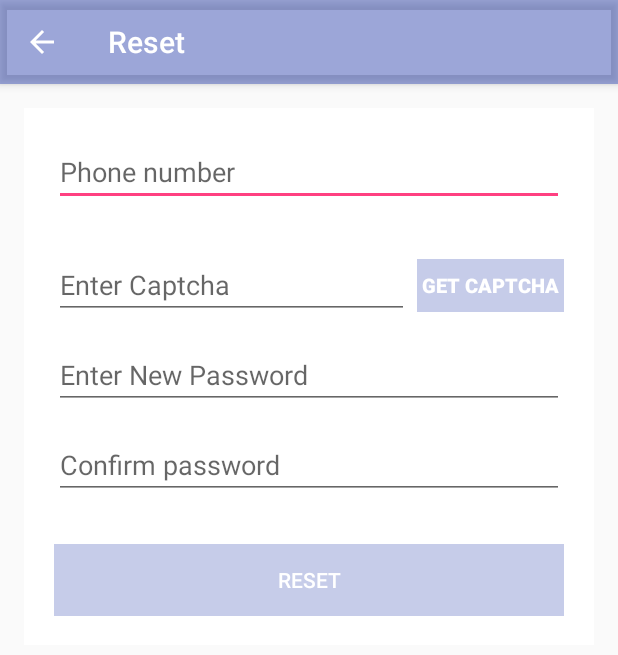
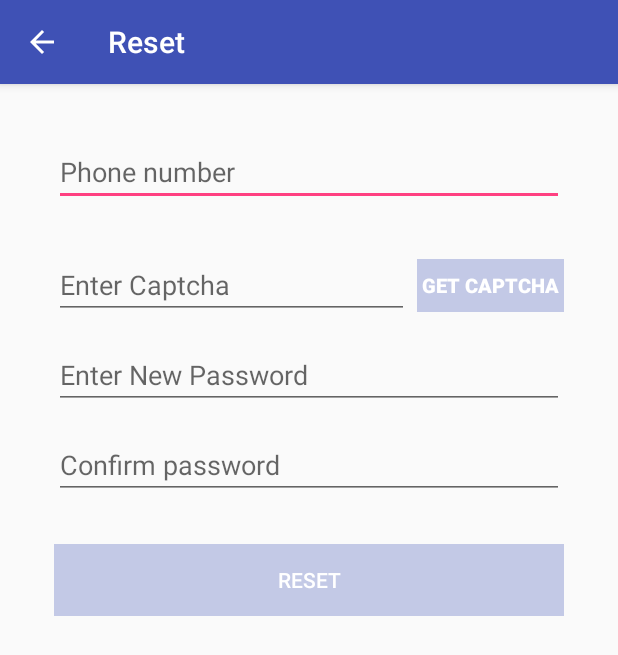
Before and after one commit to ECNURunner/runner, an Android app: the ResetPasswordActivity screen opened directly, with no data from a screen before it, on a phone screen of 412 x 824 dp. Shown: the top 655 px of the screen. Run offline under Robolectric (Android 15) with nearby library versions, the light colour scheme and no system bars; libraries missing offline, so code that uses them is left out: com.avos.avoscloud.

Commit message:
bug fixed
toolbar color

```diff
--- a/app/src/main/java/com/zjut/runner/view/activities/MainActivity.java
+++ b/app/src/main/java/com/zjut/runner/view/activities/MainActivity.java
@@ -37,7 +37,7 @@ public class MainActivity extends BaseActivity
 
     private DrawerLayout drawerLayout = null;
     private ActionBarDrawerToggle drawerToggle = null;
-    private Toolbar toolbar = null;
+    protected Toolbar toolbar = null;
     private FloatingActionButton floatingActionButton = null;
     private NavigationView navigationView = null;
     private FrameLayout content = null;
--- a/app/src/main/java/com/zjut/runner/view/activities/RegisterActivity.java
+++ b/app/src/main/java/com/zjut/runner/view/activities/RegisterActivity.java
@@ -1,5 +1,7 @@
 package com.zjut.runner.view.activities;
 
+import com.zjut.runner.R;
+import com.zjut.runner.util.ResourceUtil;
 import com.zjut.runner.view.fragments.RegisterFragment;
 
 /**
@@ -12,6 +14,7 @@ public class RegisterActivity extends MainActivity {
 
     @Override
     protected void initFragment() {
+        toolbar.setBackgroundColor(ResourceUtil.getColor(R.color.colorPrimary));
         RegisterFragment registerFragment = new RegisterFragment();
         goToFragment(registerFragment,false);
     }
--- a/app/src/main/java/com/zjut/runner/view/activities/ResetPasswordActivity.java
+++ b/app/src/main/java/com/zjut/runner/view/activities/ResetPasswordActivity.java
@@ -1,5 +1,7 @@
 package com.zjut.runner.view.activities;
 
+import com.zjut.runner.R;
+import com.zjut.runner.util.ResourceUtil;
 import com.zjut.runner.view.fragments.ResetPasswordFragment;
 
 /**
@@ -9,6 +11,7 @@ import com.zjut.runner.view.fragments.ResetPasswordFragment;
 public class ResetPasswordActivity extends MainActivity {
     @Override
     protected void initFragment() {
+        toolbar.setBackgroundColor(ResourceUtil.getColor(R.color.colorPrimary));
         ResetPasswordFragment resetPasswordFragment = new ResetPasswordFragment();
         goToFragment(resetPasswordFragment,false);
     }
--- a/app/src/main/java/com/zjut/runner/view/activities/VerifyActivity.java
+++ b/app/src/main/java/com/zjut/runner/view/activities/VerifyActivity.java
@@ -1,5 +1,7 @@
 package com.zjut.runner.view.activities;
 
+import com.zjut.runner.R;
+import com.zjut.runner.util.ResourceUtil;
 import com.zjut.runner.view.fragments.VerifyFragment;
 
 /**
@@ -13,6 +15,7 @@ public class VerifyActivity extends MainActivity {
 
     @Override
     protected void initFragment() {
+        toolbar.setBackgroundColor(ResourceUtil.getColor(R.color.colorPrimary));
         VerifyFragment verifyFragment = new VerifyFragment();
         goToFragment(verifyFragment,false);
     }
--- a/app/src/main/res/layout/fragment_reset_password.xml
+++ b/app/src/main/res/layout/fragment_reset_password.xml
@@ -2,7 +2,6 @@
 <LinearLayout xmlns:android="http://schemas.android.com/apk/res/android"
     android:layout_width="match_parent"
     android:layout_height="match_parent"
-    android:background="@color/white"
     android:orientation="vertical" >
 
     <RelativeLayout
```
